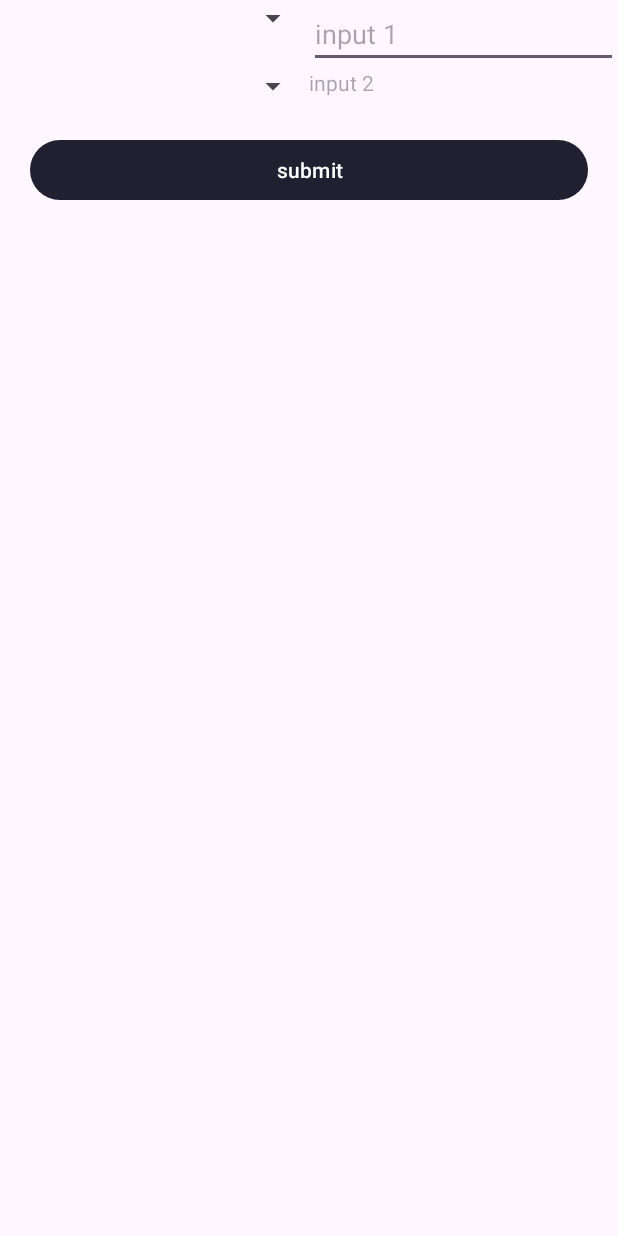
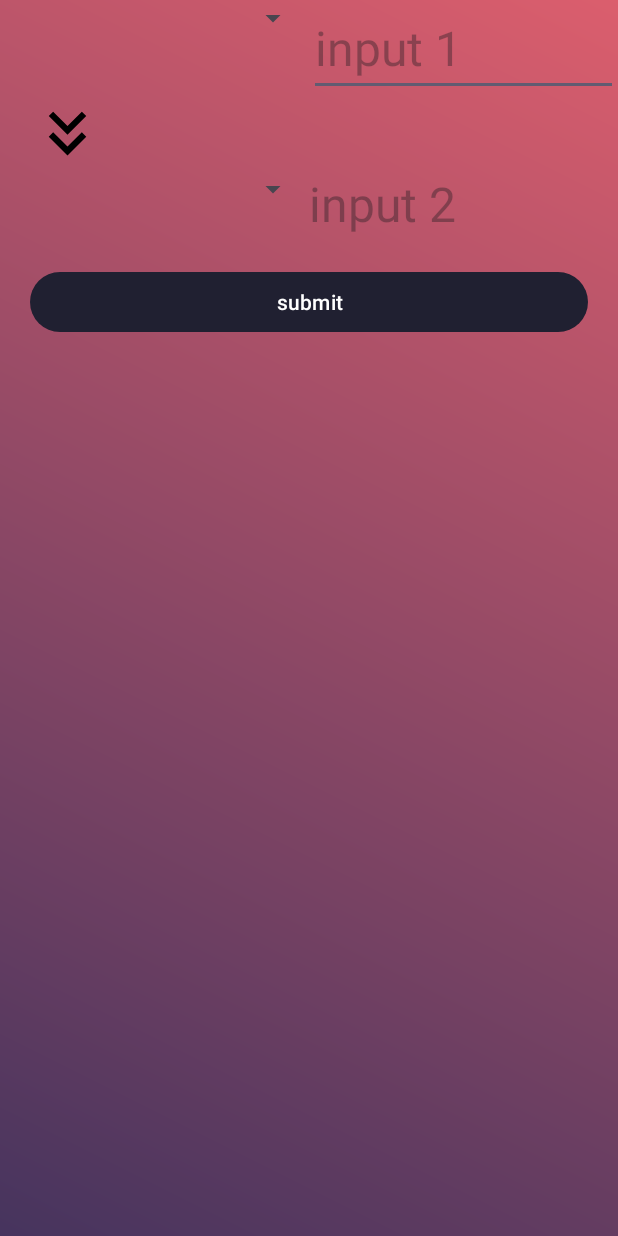
Before and after one commit to er-prashanttripathi/Utility-App, an Android app: the FinalActivity screen opened directly, with no data from a screen before it, on a phone screen of 412 x 824 dp. Run offline under Robolectric (Android 15) with nearby library versions, the phone set to English and light mode, and no system bars; our stand-ins replace data binding.

Commit message:
UI fixed gradient implimented

```diff
--- a/app/src/main/java/com/example/utilityapplication/FinalActivity.kt
+++ b/app/src/main/java/com/example/utilityapplication/FinalActivity.kt
@@ -42,7 +42,7 @@ class FinalActivity : AppCompatActivity() {
                     id: Long
                 ) {
                     val selectedUnit = getUnitArray(unitType)[position]
-                    binding.edtUnitFrom.hint = selectedUnit
+                    binding.edtUnitFrom.hint = unitsMap[selectedUnit].toString()
                     Log.d("You clicked UnitFrom", "onItemSelected:$selectedUnit ")
                 }
 
@@ -61,7 +61,7 @@ class FinalActivity : AppCompatActivity() {
                 ) {
 
                     val selectedUnit = getUnitArray(unitType)[position]
-                    binding.edtUnitTo.hint = selectedUnit
+                    binding.edtUnitTo.hint =  unitsMap[selectedUnit].toString()
                     Log.d("You clicked UnitTo", "onItemSelected:$selectedUnit")
                 }
 
--- /dev/null
+++ b/app/src/main/res/drawable/gradient_background.xml
@@ -0,0 +1,5 @@
+<?xml version="1.0" encoding="utf-8"?>
+<shape xmlns:android="http://schemas.android.com/apk/res/android" android:shape="rectangle">
+    <gradient android:startColor="#46345e" android:endColor="#db5e6d" android:type="linear" android:angle="45"/>
+
+</shape>
--- /dev/null
+++ b/app/src/main/res/drawable/ic_arrow_down.xml
@@ -0,0 +1,6 @@
+<vector android:height="24dp" android:tint="#000000"
+    android:viewportHeight="24" android:viewportWidth="24"
+    android:width="24dp" xmlns:android="http://schemas.android.com/apk/res/android">
+    <path android:fillColor="@android:color/white" android:pathData="M18,6.41l-1.41,-1.41l-4.59,4.58l-4.59,-4.58l-1.41,1.41l6,6z"/>
+    <path android:fillColor="@android:color/white" android:pathData="M18,13l-1.41,-1.41l-4.59,4.58l-4.59,-4.58l-1.41,1.41l6,6z"/>
+</vector>
--- a/app/src/main/res/layout/activity_final.xml
+++ b/app/src/main/res/layout/activity_final.xml
@@ -11,6 +11,7 @@
         android:layout_width="match_parent"
         android:layout_height="match_parent"
         android:orientation="vertical"
+        android:background="@drawable/gradient_background"
         tools:context=".BmiCalculatorFragment">
 
         <!-- TODO: Update blank fragment layout -->
@@ -26,6 +27,7 @@
                 android:layout_height="wrap_content"
                 android:layout_weight="1"
 
+
                 />
 
             <EditText
@@ -34,8 +36,14 @@
                 android:layout_height="wrap_content"
                 android:layout_weight="1"
                 android:hint="input 1"
+                android:textSize="32sp"
                 android:inputType="number" />
         </LinearLayout>
+        <ImageView
+            android:layout_width="50dp"
+            android:layout_height="50dp"
+            android:layout_marginStart="20dp"
+            android:src="@drawable/ic_arrow_down"/>
 
         <LinearLayout
             android:layout_width="match_parent"
@@ -55,6 +63,7 @@
                 android:layout_height="wrap_content"
                 android:layout_weight="1"
                 android:hint="input 2"
+                android:textSize="32sp"
                 android:inputType="number" />
         </LinearLayout>
 
--- a/app/src/main/res/layout/activity_main.xml
+++ b/app/src/main/res/layout/activity_main.xml
@@ -11,7 +11,8 @@
         android:id="@+id/parentConstraintlayout"
         android:layout_width="match_parent"
         android:layout_height="match_parent"
-        android:background="@color/dgback"
+
+        android:background="@drawable/gradient_background"
         tools:context=".MainActivity">
 
         <com.google.android.material.button.MaterialButton
```
Also changed, not shown: app/src/main/res/layout/fragment_bmicalculatorfragment.xml (+7 -2 lines), app/src/main/res/layout/fragment_unit.xml (+56 -54 lines).
